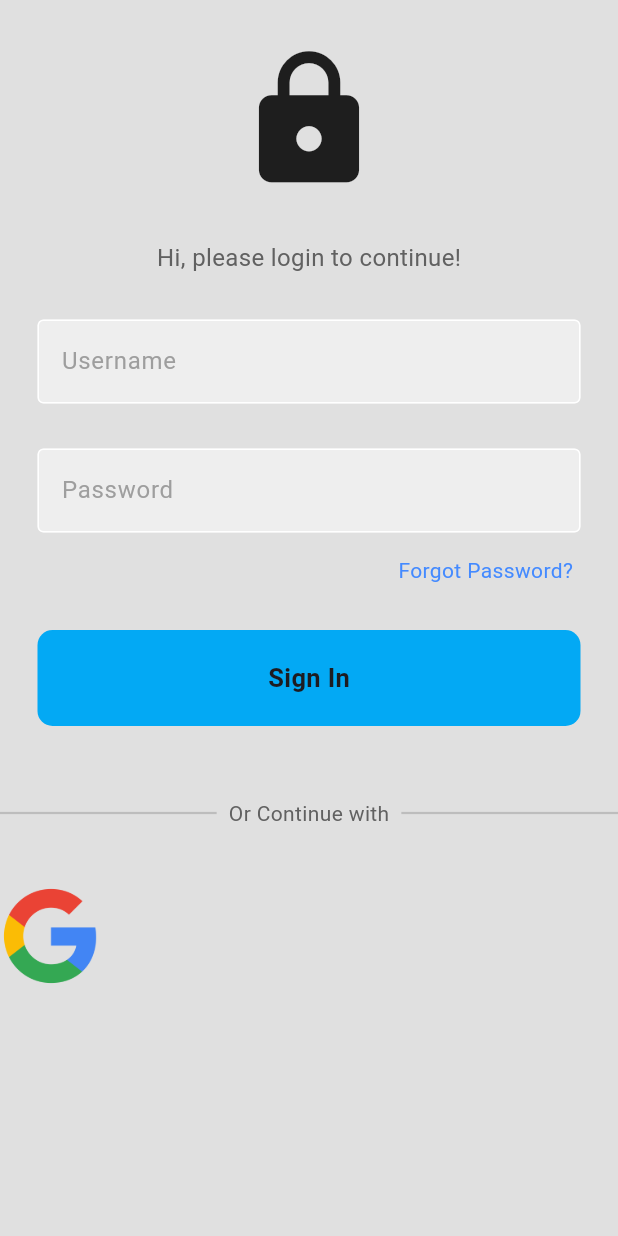
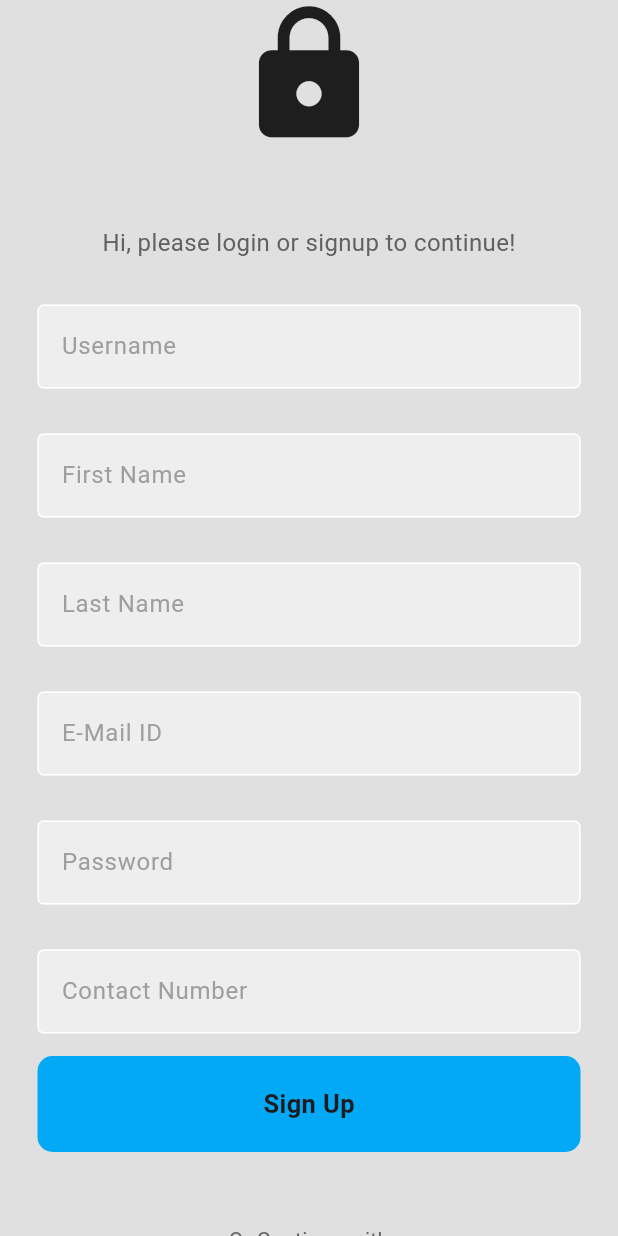
Before and after one commit to bharathi-rmps/pet_nest, a Flutter app: the screen it shows after launch, on a phone screen of 412 x 824 dp. Run offline on Flutter 3.47's test engine with Material 3 defaults, Android fonts, the phone set to English and light mode, and no system bars; our stand-ins replace get.

```diff
--- a/lib/components/button.dart
+++ b/lib/components/signupButton.dart
@@ -1,9 +1,8 @@
 import 'package:flutter/material.dart';
 
-class button extends StatelessWidget {
+class signupButton extends StatelessWidget {
   final Function()? onTap;
-
-  const button({super.key, required this.onTap});
+  const signupButton({super.key, required this.onTap});
 
   @override
   Widget build(BuildContext context) {
@@ -15,13 +14,13 @@ class button extends StatelessWidget {
         decoration: BoxDecoration(
           color: Colors.lightBlue,
           borderRadius: BorderRadius.circular(10),
-            ),
-          child: const Center(child: Text(
-            'Sign In', style: TextStyle(
-              fontSize: 17,
+        ),
+        child: const Center(child: Text(
+          "Sign Up", style: TextStyle(
+          fontSize: 17,
           fontWeight: FontWeight.bold,
-            ),
-          ),
+        ),
+        ),
         ),
       ),
     );
--- /dev/null
+++ b/lib/components/squareTileImage.dart
@@ -0,0 +1,27 @@
+import 'package:flutter/material.dart';
+
+class squareTileImage extends StatelessWidget{
+  final String imgPath;
+  const squareTileImage({super.key, required this.imgPath});
+
+  @override
+  Widget build(BuildContext context) {
+    return Padding(
+      padding: const EdgeInsets.symmetric(horizontal: 8),
+      child: Container(
+        decoration: BoxDecoration(
+            color: Colors.white,
+            borderRadius: BorderRadius.circular(8),
+
+        ),
+        child: Padding(
+          padding: const EdgeInsets.all(5),
+          child: Image.asset(
+              imgPath,
+              height: 60,
+          ),
+        ),
+      ),
+    );
+  }
+}
--- a/lib/controllers/loginController.dart
+++ b/lib/controllers/loginController.dart
@@ -1,5 +1,5 @@
 import 'dart:convert';
-import 'package:pet_nest/screens/authScreen.dart';
+import 'package:pet_nest/screens/auth/loginUser.dart';
 import 'package:flutter/material.dart';
 import 'package:get/get.dart';
 import 'package:http/http.dart' as http;
--- a/lib/main.dart
+++ b/lib/main.dart
@@ -1,5 +1,6 @@
 import 'package:flutter/material.dart';
-import 'package:pet_nest/screens/authScreen.dart';
+import 'package:pet_nest/screens/auth/loginUser.dart';
+import 'package:pet_nest/screens/auth/signupUser.dart';
 
 void main() {
   runApp(const MyApp());
@@ -13,7 +14,7 @@ class MyApp extends StatelessWidget {
   Widget build(BuildContext context) {
     return MaterialApp(
         debugShowCheckedModeBanner: false,
-        home: authScreen(),
+        home: signupUser(),
        );
   }
 }
--- /dev/null
+++ b/lib/screens/auth/signupUser.dart
@@ -0,0 +1,178 @@
+import 'package:flutter/material.dart';
+import 'package:pet_nest/components/signupButton.dart';
+import 'package:pet_nest/components/squareTileImage.dart';
+import 'package:pet_nest/components/textField.dart';
+
+class signupUser extends StatelessWidget{
+  signupUser({super.key});
+
+  //text controllers
+
+  final userNameController = TextEditingController();
+  final firstNameController = TextEditingController();
+  final lastNameController = TextEditingController();
+  final emailController = TextEditingController();
+  final passwordController = TextEditingController();
+  final phoneController = TextEditingController();
+
+  //signin method
+  void userSignup(String username, String firstName, String lastName, String email, String password, String phone){
+    print("signin button pressed $username, $firstName, $lastName, $email, $password, $phone");
+  }
+
+
+  //signup method
+  void signup(){
+    print("signup button pressed");
+  }
+
+  @override
+  Widget build(BuildContext context) {
+    return Scaffold(
+        backgroundColor: Colors.grey[300],
+        body: SafeArea(
+          child: Center(
+            child: Column(
+              mainAxisAlignment: MainAxisAlignment.center,
+              children: [
+
+                //top icon
+                const Icon(
+                  Icons.lock,
+                  size: 100,
+                ),
+
+                //login to continue text
+                const SizedBox(height: 50),
+                Text(
+                  "Hi, please login or signup to continue!",
+                  style: TextStyle(
+                    color: Colors.grey[700],
+                    fontSize: 16,
+                  ),
+                ),
+
+                //username textfield
+                const SizedBox(height: 30),
+                textField(
+                  controller: userNameController,
+                  hintText: 'Username',
+                  obscureText: false,
+                ),
+
+                //firstname textfield
+                const SizedBox(height: 30),
+                textField(
+                  controller: firstNameController,
+                  hintText: 'First Name',
+                  obscureText: false,
+                ),
+
+                //lastname textfield
+                const SizedBox(height: 30),
+                textField(
+                  controller: lastNameController,
+                  hintText: 'Last Name',
+                  obscureText: false,
+                ),
+
+                //email textfield
+                const SizedBox(height: 30),
+                textField(
+                  controller: emailController,
+                  hintText: 'E-Mail ID',
+                  obscureText: false,
+                ),
+
+                //password textfield
+                const SizedBox(height: 30),
+                textField(
+                  controller: passwordController,
+                  hintText: 'Password',
+                  obscureText: true,
+                ),
+
+                //phone number textfield
+                const SizedBox(height: 30),
+                textField(
+                  controller: phoneController,
+                  hintText: 'Contact Number',
+                  obscureText: false,
+                ),
+
+                //login button
+                const SizedBox(height: 15),
+                signupButton(
+                  onTap: ()=> userSignup(
+                      this.userNameController.text,
+                      this.firstNameController.text,
+                      this.lastNameController.text,
+                      this.emailController.text,
+                      this.passwordController.text,
+                      this.phoneController.text
+                  ),
+                ),
+
+                //other signin options
+                const SizedBox(height: 40),
+                Row(
+                  children: [
+                    Expanded(
+                      child: Divider(
+                        thickness: 1.5,
+                        color: Colors.grey[400],
+                      ),
+                    ),
+                    Padding(
+                      padding: const EdgeInsets.all(8.0),
+                      child: Text(
+                        'Or Continue with',
+                        style: TextStyle(
+                          color: Colors.grey[700],
+                        ),
+                      ),
+                    ),
+                    Expanded(
+                      child: Divider(
+                        thickness: 1.5,
+                        color: Colors.grey[400],
+                      ),
+                    ),
+                  ],
+                ),
+
+                //images
+                // const SizedBox(height: 30),
+                // const Row(
+                //   mainAxisAlignment: MainAxisAlignment.center,
+                //   children: [
+                //     squareTileImage(imgPath: 'lib/assets/google.png'),
+                //     squareTileImage(imgPath: 'lib/assets/apple.png'),
+                //   ],
+                // ),
+
+                //new user, register here
+                const SizedBox(height: 30),
+                Row(
+                    mainAxisAlignment: MainAxisAlignment.center,
+                    children: [
+                      Text(
+                        "Already Have an Account? ",
+                        style: TextStyle(
+                          color: Colors.grey[700],
+                        ),
+                      ),
+                      const Text(
+                        "Login Now!",
+                        style: TextStyle(
+                          color: Colors.blueAccent,
+                        ),
+                      ),
+                    ]
+                ),
+              ],),
+          ),
+        )
+    );
+  }
+}
--- a/lib/screens/authScreen.dart
+++ /dev/null
@@ -1,134 +0,0 @@
-import 'package:flutter/material.dart';
-import 'package:pet_nest/components/button.dart';
-import 'package:pet_nest/components/textField.dart';
-
-class authScreen extends StatelessWidget{
-  authScreen({super.key});
-
-  //text controllers
-  final userNameController = TextEditingController();
-  final passwordController = TextEditingController();
-
-  //signin method
-  void userSignin(String username, String password){
-    print("signin button pressed $username, $password");
-  }
-
-  //forgot password
-  void forgotPassword(){
-    print("forgot password button pressed");
-  }
-
-  //signup method
-  void signup(){
-    print("signup button pressed");
-  }
-
-  @override
-  Widget build(BuildContext context) {
-    return Scaffold(
-      backgroundColor: Colors.grey[300],
-      body: SafeArea(
-        child: Center(
-          child: Column(
-            children: [
-
-              //top icon
-              const SizedBox(height: 30),
-                const Icon(
-                  Icons.lock,
-                size: 100,
-              ),
-
-              //login to continue text
-              const SizedBox(height: 30),
-              Text(
-                "Hi, please login to continue!",
-                style: TextStyle(
-                  color: Colors.grey[700],
-                  fontSize: 16,
-                ),
-              ),
-
-            //username textfield
-              const SizedBox(height: 30),
-              textField(
-                controller: userNameController,
-                hintText: 'Username',
-                obscureText: false,
-              ),
-
-            //password textfield
-              const SizedBox(height: 30),
-              textField(
-                controller: passwordController,
-                hintText: 'Password',
-                obscureText: true,
-              ),
-
-            //forgot password button
-              const SizedBox(height: 15),
-              const Padding(
-                  padding: EdgeInsets.symmetric(horizontal: 30),
-                  child: Row(
-                    mainAxisAlignment: MainAxisAlignment.end,
-                    children: [
-                      Text(
-                          'Forgot Password?',
-                        style: TextStyle(color: Colors.blueAccent),
-                      ),
-                    ],
-                  ),
-                ),
-
-            //login button
-            const SizedBox(height: 30),
-            button(
-              onTap: ()=> userSignin(this.userNameController.text, this.passwordController.text),
-            ),
-
-            //other signin options
-            const SizedBox(height: 40),
-            Row(
-              children: [
-                Expanded(
-                  child: Divider(
-                    thickness: 1.5,
-                    color: Colors.grey[400],
-                  ),
-                ),
-                Padding(
-                  padding: const EdgeInsets.all(8.0),
-                  child: Text(
-                      'Or Continue with',
-                    style: TextStyle(
-                      color: Colors.grey[700],
-                    ),
-                  ),
-                ),
-                Expanded(
-                  child: Divider(
-                    thickness: 1.5,
-                    color: Colors.grey[400],
-                  ),
-                ),
-              ],
-            ),
-
-            //images
-              const SizedBox(height: 30),
-              Row(
-                children: [
-                  Image.asset("lib/assets/google.png", height: 68,),
-                ],
-              ),
-
-            //new user, register here
-            const SizedBox(height: 30),
-
-          ],),
-        ),
-      )
-    );
-  }
-}
```
Also changed, not shown: lib/screens/auth/widgets/inputField.dart (deleted), lib/screens/auth/widgets/submitButton.dart (deleted).
